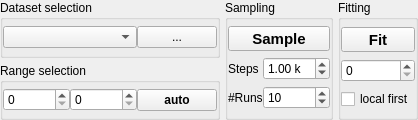
Above: chisurf/gui/widgets/fitting/fittingWidget.ui from Fluorescence-Tools/chisurf before the change. Below: the same form after it.
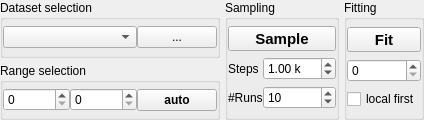
That is the form after the change. Icons and pictures are not drawn.

Commit message: Allow for larger samples

```diff
--- a/chisurf/gui/widgets/fitting/fittingWidget.ui
+++ b/chisurf/gui/widgets/fitting/fittingWidget.ui
@@ -156,6 +156,9 @@
         <property name="decimals">
          <number>2</number>
         </property>
+        <property name="maximum">
+         <double>999.000000000000000</double>
+        </property>
         <property name="value">
          <double>1.000000000000000</double>
         </property>
```
